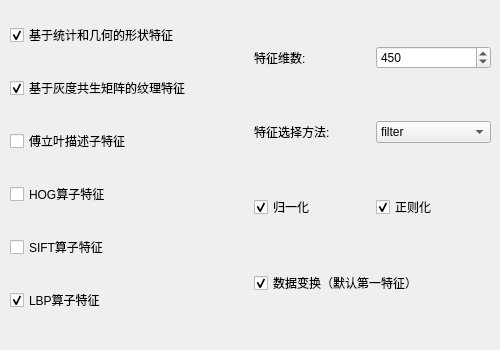
First picture: the form in Qt_Ui/featureReadWid.ui, repository Jyunmau/Diatom-classification, before the edit.
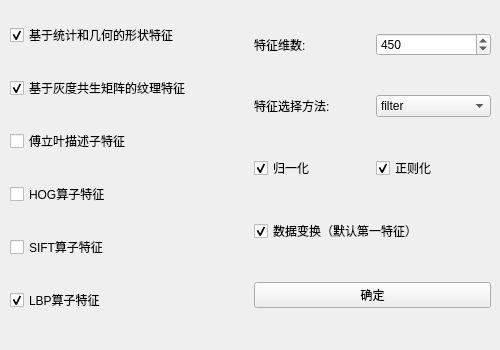
Second picture: the form after the edit.

The edit to the form file:
```diff
--- a/Qt_Ui/featureReadWid.ui
+++ b/Qt_Ui/featureReadWid.ui
@@ -205,6 +205,13 @@
                                 </item>
                             </layout>
                         </item>
+                        <item>
+                            <widget class="QPushButton" name="yesButton">
+                                <property name="text">
+                                    <string>确定</string>
+                                </property>
+                            </widget>
+                        </item>
                     </layout>
                 </item>
             </layout>
```
